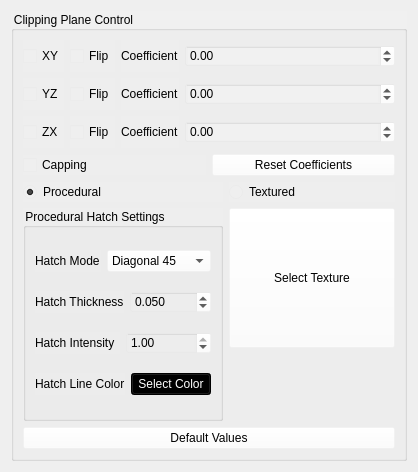
The window that ui/ClippingPlanesEditor.ui (01Hub/ModelViewer) describes before a commit, drawn with Qt 5.
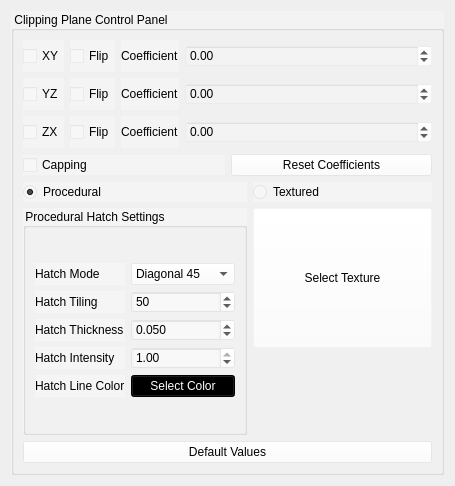
The same window after the commit.

Commit message: Added hatch tiling. Changed panel transparency from 5% to 25%

The edit to the form file:
```diff
--- a/ui/ClippingPlanesEditor.ui
+++ b/ui/ClippingPlanesEditor.ui
@@ -6,8 +6,8 @@
    <rect>
     <x>0</x>
     <y>0</y>
-    <width>418</width>
-    <height>472</height>
+    <width>455</width>
+    <height>486</height>
    </rect>
   </property>
   <property name="minimumSize">
@@ -22,14 +22,14 @@
   <property name="styleSheet">
    <string notr="true">color: rgb(0, 0, 0);</string>
   </property>
-  <layout class="QGridLayout" name="gridLayout_3">
+  <layout class="QGridLayout" name="gridLayout_4">
    <item row="0" column="0">
     <widget class="QGroupBox" name="groupBox_2">
      <property name="styleSheet">
-      <string notr="true">background-color: rgba(255, 255, 255, 5%);</string>
+      <string notr="true">background-color: rgba(255, 255, 255, 25%);</string>
      </property>
      <property name="title">
-      <string>Clipping Plane Control</string>
+      <string>Clipping Plane Control Panel</string>
      </property>
      <layout class="QGridLayout" name="gridLayout_2">
       <item row="0" column="0">
@@ -264,17 +264,24 @@
               <property name="title">
                <string>Procedural Hatch Settings</string>
               </property>
-              <layout class="QGridLayout" name="gridLayout">
-               <item row="2" column="0">
-                <layout class="QHBoxLayout" name="horizontalLayout_7">
-                 <item>
+              <layout class="QGridLayout" name="gridLayout_3">
+               <item row="0" column="0">
+                <layout class="QGridLayout" name="gridLayout">
+                 <item row="2" column="0" colspan="2">
+                  <widget class="QLabel" name="label_4">
+                   <property name="text">
+                    <string>Hatch Thickness</string>
+                   </property>
+                  </widget>
+                 </item>
+                 <item row="3" column="0" colspan="2">
                   <widget class="QLabel" name="label_5">
                    <property name="text">
                     <string>Hatch Intensity</string>
                    </property>
                   </widget>
                  </item>
-                 <item>
+                 <item row="3" column="2" colspan="2">
                   <widget class="QDoubleSpinBox" name="doubleSpinBoxIntensity">
                    <property name="decimals">
                     <number>2</number>
@@ -290,18 +297,20 @@
                    </property>
                   </widget>
                  </item>
-                </layout>
-               </item>
-               <item row="0" column="0">
-                <layout class="QHBoxLayout" name="horizontalLayout_5">
-                 <item>
-                  <widget class="QLabel" name="label_6">
-                   <property name="text">
-                    <string>Hatch Mode</string>
+                 <item row="1" column="2" colspan="2">
+                  <widget class="QSpinBox" name="spinBoxHatchTiling">
+                   <property name="minimum">
+                    <number>1</number>
+                   </property>
+                   <property name="maximum">
+                    <number>500</number>
+                   </property>
+                   <property name="value">
+                    <number>50</number>
                    </property>
                   </widget>
                  </item>
-                 <item>
+                 <item row="0" column="2" colspan="2">
                   <widget class="QComboBox" name="comboBoxHatchMode">
                    <item>
                     <property name="text">
@@ -335,18 +344,14 @@
                    </item>
                   </widget>
                  </item>
-                </layout>
-               </item>
-               <item row="3" column="0">
-                <layout class="QHBoxLayout" name="horizontalLayout_8">
-                 <item>
+                 <item row="4" column="0" colspan="2">
                   <widget class="QLabel" name="label_7">
                    <property name="text">
                     <string>Hatch Line Color</string>
                    </property>
                   </widget>
                  </item>
-                 <item>
+                 <item row="4" column="2" colspan="2">
                   <widget class="QPushButton" name="pushButtonHatchColor">
                    <property name="styleSheet">
                     <string notr="true">background-color: rgb(0, 0, 0);
@@ -358,18 +363,21 @@
                    </property>
                   </widget>
                  </item>
-                </layout>
-               </item>
-               <item row="1" column="0">
-                <layout class="QHBoxLayout" name="horizontalLayout_6">
-                 <item>
-                  <widget class="QLabel" name="label_4">
+                 <item row="0" column="0" colspan="2">
+                  <widget class="QLabel" name="label_6">
                    <property name="text">
-                    <string>Hatch Thickness</string>
+                    <string>Hatch Mode</string>
                    </property>
                   </widget>
                  </item>
-                 <item>
+                 <item row="1" column="0" colspan="2">
+                  <widget class="QLabel" name="label_8">
+                   <property name="text">
+                    <string>Hatch Tiling</string>
+                   </property>
+                  </widget>
+                 </item>
+                 <item row="2" column="2" colspan="2">
                   <widget class="QDoubleSpinBox" name="doubleSpinBoxThickness">
                    <property name="decimals">
                     <number>3</number>
```
The commit also changes 4 other files.
